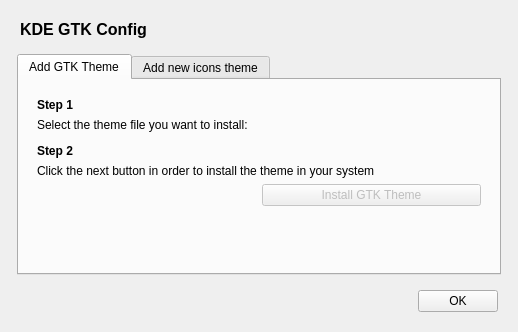
This is src/ui/dialog_installer.ui in KDE/kde-gtk-config as Qt 5 draws it before an edit. The edited form follows.
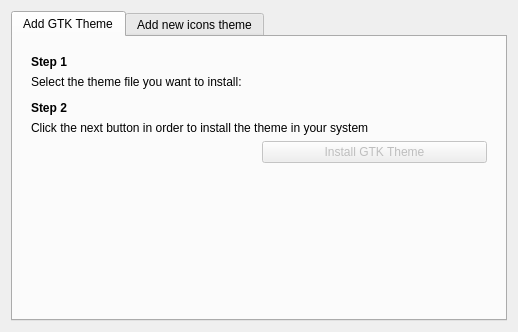
This is the edited form. Icons and pictures are not drawn. Custom widgets are drawn as their Qt base class.

Commit message:
Use KDialog instead of QDialog
This follows Pino's review to move kde-gtk-config to extragear

Patch:
```diff
--- a/src/ui/dialog_installer.ui
+++ b/src/ui/dialog_installer.ui
@@ -1,7 +1,7 @@
 <?xml version="1.0" encoding="UTF-8"?>
 <ui version="4.0">
  <class>dialog_installer</class>
- <widget class="QDialog" name="dialog_installer">
+ <widget class="QWidget" name="dialog_installer">
   <property name="geometry">
    <rect>
     <x>0</x>
@@ -20,50 +20,7 @@
    <string>Installer</string>
   </property>
   <layout class="QGridLayout" name="gridLayout">
-   <item row="0" column="0" colspan="3">
-    <widget class="QWidget" name="group_theme" native="true">
-     <layout class="QHBoxLayout" name="horizontalLayout">
-      <item>
-       <widget class="QLabel" name="label_10">
-        <property name="sizePolicy">
-         <sizepolicy hsizetype="Preferred" vsizetype="Preferred">
-          <horstretch>0</horstretch>
-          <verstretch>0</verstretch>
-         </sizepolicy>
-        </property>
-        <property name="text">
-         <string>&lt;!DOCTYPE HTML PUBLIC &quot;-//W3C//DTD HTML 4.0//EN&quot; &quot;http://www.w3.org/TR/REC-html40/strict.dtd&quot;&gt;
-&lt;html&gt;&lt;head&gt;&lt;meta name=&quot;qrichtext&quot; content=&quot;1&quot; /&gt;&lt;style type=&quot;text/css&quot;&gt;
-p, li { white-space: pre-wrap; }
-&lt;/style&gt;&lt;/head&gt;&lt;body style=&quot; font-family:'Sans Serif'; font-size:9pt; font-weight:400; font-style:normal;&quot;&gt;
-&lt;p style=&quot; margin-top:0px; margin-bottom:0px; margin-left:0px; margin-right:0px; -qt-block-indent:0; text-indent:0px;&quot;&gt;&lt;span style=&quot; font-size:12pt; font-weight:600;&quot;&gt;KDE GTK Config&lt;/span&gt;&lt;/p&gt;&lt;/body&gt;&lt;/html&gt;</string>
-        </property>
-       </widget>
-      </item>
-      <item>
-       <widget class="QLabel" name="label_9">
-        <property name="text">
-         <string/>
-        </property>
-       </widget>
-      </item>
-      <item>
-       <widget class="QLabel" name="label_11">
-        <property name="text">
-         <string/>
-        </property>
-        <property name="pixmap">
-         <pixmap>../../../../../../../usr/share/icons/oxygen/48x48/apps/utilities-file-archiver.png</pixmap>
-        </property>
-        <property name="alignment">
-         <set>Qt::AlignRight|Qt::AlignTrailing|Qt::AlignVCenter</set>
-        </property>
-       </widget>
-      </item>
-     </layout>
-    </widget>
-   </item>
-   <item row="1" column="1">
+   <item row="0" column="0">
     <widget class="QTabWidget" name="tabs">
      <property name="minimumSize">
       <size>
@@ -325,44 +282,6 @@
      </widget>
     </widget>
    </item>
-   <item row="2" column="0" colspan="3">
-    <widget class="QWidget" name="widget1" native="true">
-     <property name="sizePolicy">
-      <sizepolicy hsizetype="Preferred" vsizetype="Fixed">
-       <horstretch>0</horstretch>
-       <verstretch>0</verstretch>
-      </sizepolicy>
-     </property>
-     <property name="minimumSize">
-      <size>
-       <width>0</width>
-       <height>30</height>
-      </size>
-     </property>
-     <layout class="QHBoxLayout" name="horizontalLayout_2">
-      <item>
-       <spacer name="horizontalSpacer_3">
-        <property name="orientation">
-         <enum>Qt::Horizontal</enum>
-        </property>
-        <property name="sizeHint" stdset="0">
-         <size>
-          <width>422</width>
-          <height>20</height>
-         </size>
-        </property>
-       </spacer>
-      </item>
-      <item>
-       <widget class="QPushButton" name="but_accepted">
-        <property name="text">
-         <string>OK</string>
-        </property>
-       </widget>
-      </item>
-     </layout>
-    </widget>
-   </item>
   </layout>
  </widget>
  <customwidgets>
```
Left out of the diff: 19 changed lines with no effect on the pictures. The commit also changes 3 other files.
